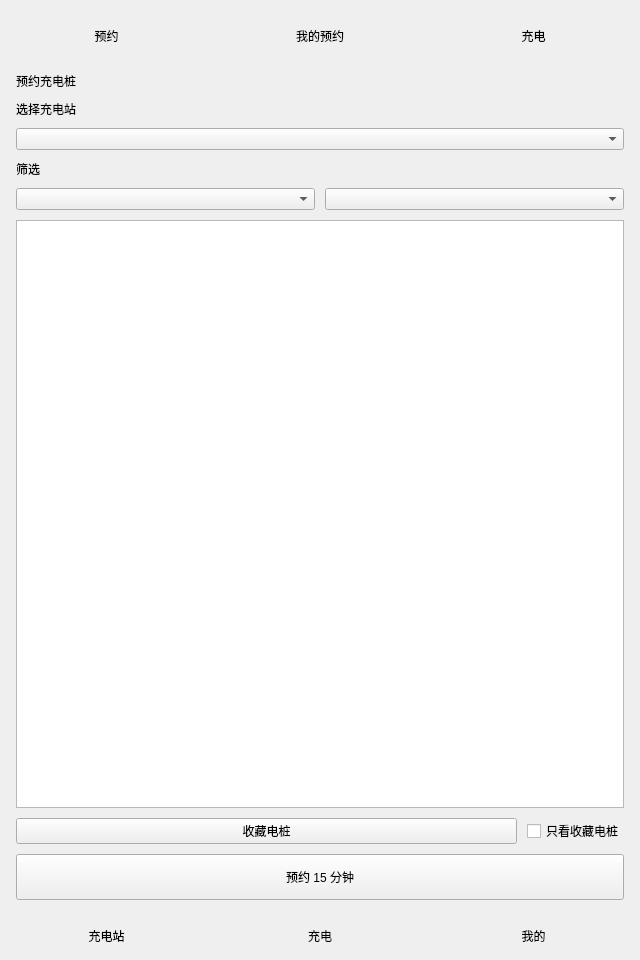
This is user_client/MainWindow.ui in asdjqw/Charging_Pile_System as Qt 5 draws it before an edit. The edited form follows.
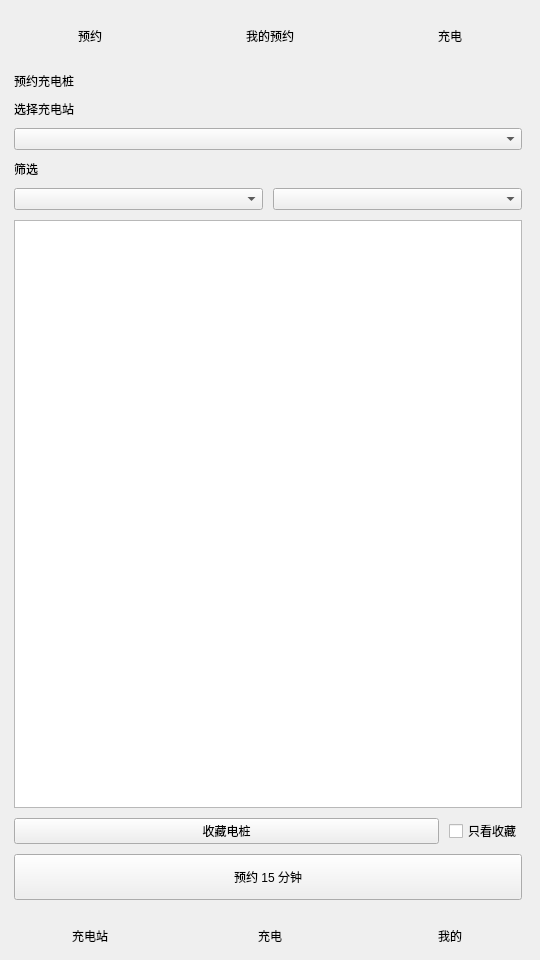
This is the edited form. The open tabs and pages were chosen to show the change.

Commit message:
fix(ui): 修复用户端界面显示不全问题
窗口恢复手机端 540×960，不再靠加宽规避裁切；长站名下拉框限制按最长项撑开页面，避免横向溢出；列表项宽度改为视口自适应，移除写死的 viewport 宽度；预约页边距/收藏行间距微调，文案缩短防溢出

```diff
--- a/user_client/MainWindow.ui
+++ b/user_client/MainWindow.ui
@@ -9,19 +9,19 @@
    <rect>
     <x>0</x>
     <y>0</y>
-    <width>640</width>
+    <width>540</width>
     <height>960</height>
    </rect>
   </property>
   <property name="minimumSize">
    <size>
-    <width>560</width>
+    <width>480</width>
     <height>840</height>
    </size>
   </property>
   <property name="maximumSize">
    <size>
-    <width>800</width>
+    <width>620</width>
     <height>16777215</height>
    </size>
   </property>
@@ -327,13 +327,13 @@
               <widget class="QWidget" name="reserveContent">
                <layout class="QVBoxLayout" name="reserveLayout" stretch="0,0,0,0,0,1,0,0">
                 <property name="leftMargin">
-                 <number>16</number>
+                 <number>14</number>
                 </property>
                 <property name="topMargin">
                  <number>14</number>
                 </property>
                 <property name="rightMargin">
-                 <number>16</number>
+                 <number>18</number>
                 </property>
                 <property name="bottomMargin">
                  <number>12</number>
@@ -387,6 +387,9 @@
                 </item>
                 <item>
                  <layout class="QHBoxLayout" name="pileFavRow" stretch="1,0">
+                  <property name="spacing">
+                   <number>10</number>
+                  </property>
                   <item>
                    <widget class="QPushButton" name="pileFavBtn">
                     <property name="text">
@@ -397,7 +400,7 @@
                   <item>
                    <widget class="QCheckBox" name="pileFavOnlyCheck">
                     <property name="text">
-                     <string>只看收藏电桩</string>
+                     <string>只看收藏</string>
                     </property>
                    </widget>
                   </item>
```
The commit also changes 1 other file.
